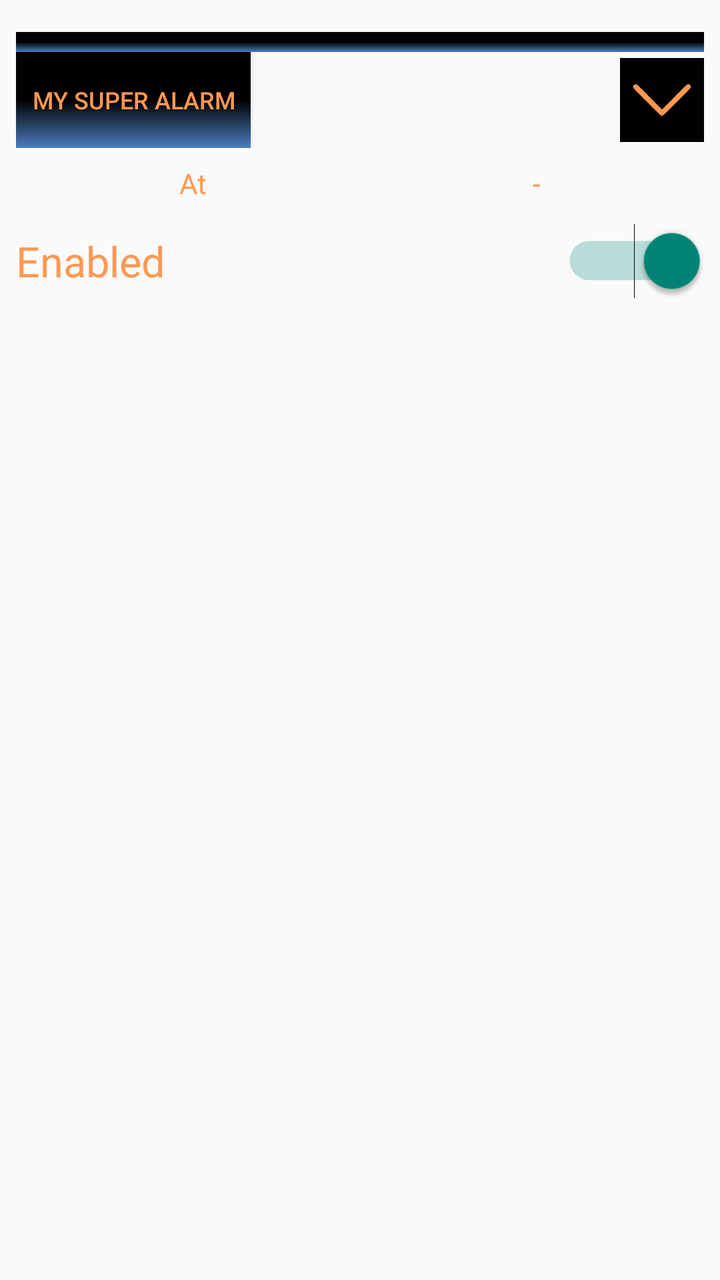
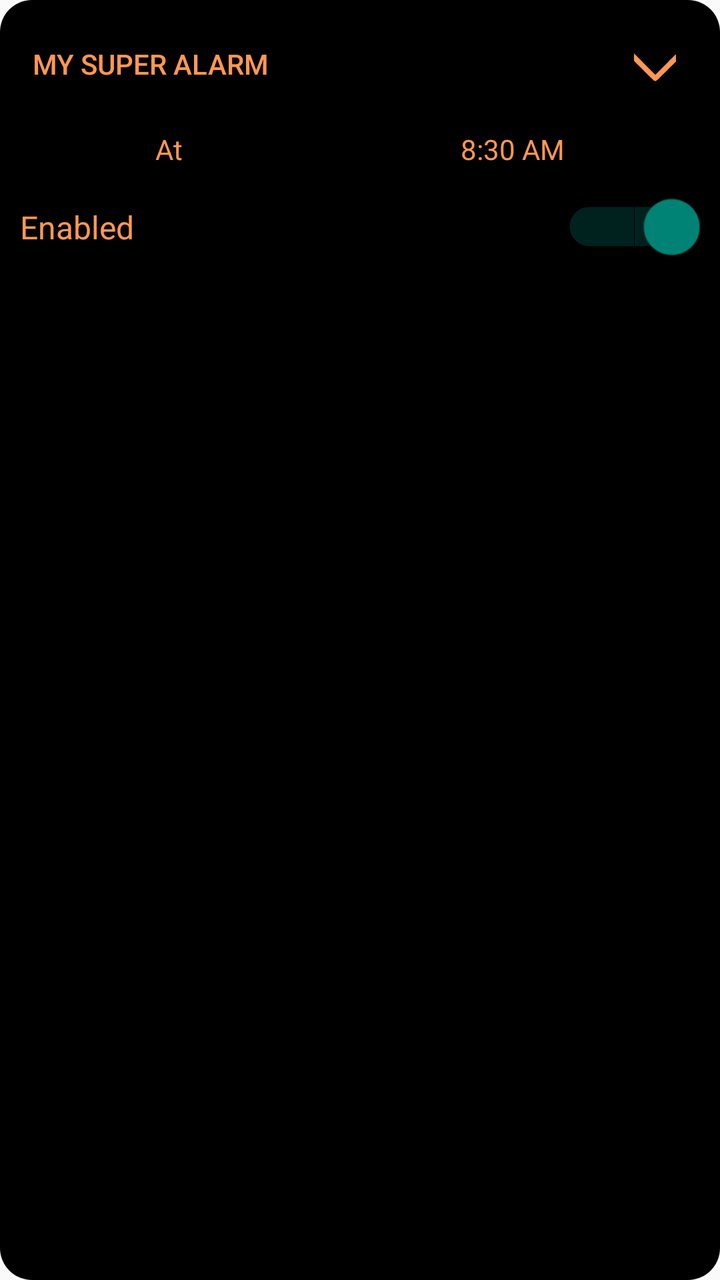

The first picture is an Android layout as it rendered before a commit; the second is the same layout after the commit. The layout source and the unified diff follow.
<!-- AndroidManifest.xml: application theme Theme.MyApplication -->
<!-- res/layout/alarm_item_short.xml -->
<?xml version="1.0" encoding="utf-8"?>
<LinearLayout
    xmlns:android="http://schemas.android.com/apk/res/android"
    android:id="@+id/alarmContainer"
    android:layout_width="match_parent"
    android:layout_height="wrap_content"
    android:orientation="vertical"
    android:paddingVertical="16dp"
    android:paddingHorizontal="8dp"
    android:layout_marginBottom="8dp"
    android:backgroundTint="@color/night">

    <LinearLayout
        android:layout_width="match_parent"
        android:layout_height="10dp"
        android:background="@drawable/alarm_background"/>

    <RelativeLayout
        android:id="@+id/alarmBanner"
        android:layout_width="match_parent"
        android:layout_height="wrap_content"
        android:orientation="horizontal">

    <Button
        android:id="@+id/textViewAlarmLabel"
        android:layout_width="wrap_content"
        android:background="@drawable/alarm_background"
        android:layout_height="wrap_content"
        android:text="My Super Alarm"
        android:textSize="12dp"
        android:textColor="@color/primary"
        android:padding="8dp"
        android:layout_alignParentStart="true"/>

        <ImageButton
            android:id="@+id/expandButton"
            android:layout_width="42dp"
            android:layout_height="42dp"
            android:background="@color/night"
            android:src="@drawable/down_arrow"
            android:paddingHorizontal="8dp"
            android:layout_alignParentEnd="true"
            android:layout_centerInParent="true"/>
    </RelativeLayout>
    

    <LinearLayout
        android:id="@+id/timePickRaw"
        android:layout_width="match_parent"
        android:layout_height="wrap_content"
        android:orientation="horizontal"
        android:paddingVertical="8dp">

        <TextView
            android:id="@+id/tvAlarmTime0"
            android:layout_width="wrap_content"
            android:layout_height="match_parent"
            android:layout_weight="1"
            android:gravity="center"
            android:text="At"
            android:textColor="@color/primary" />

        <TextView
            android:id="@+id/tvAlarmTime1"
            android:layout_width="wrap_content"
            android:layout_height="match_parent"
            android:layout_weight="1"
            android:text="00:00"
            android:padding="8dp"
            android:layout_margin="8dp"
            android:textColor="@color/primary"
            android:visibility="gone"/>
            <TextView
                android:id="@+id/tvAlarmTime2"
                android:layout_width="wrap_content"
                android:layout_height="match_parent"
                android:layout_weight="1"
                android:text="-"
                android:gravity="center"
                android:textColor="@color/primary"/>

        <TextView
            android:id="@+id/tvAlarmTime3"
            android:layout_width="wrap_content"
            android:layout_height="match_parent"
            android:layout_weight="1"
            android:gravity="center"
            android:text="00:00 AM"
            android:textColor="@color/primary"
            android:visibility="gone"/>

        <TextView
            android:id="@+id/tvAlarmTime4"
            android:layout_width="wrap_content"
            android:layout_height="match_parent"
            android:layout_weight="1"
            android:gravity="center"
            android:text="00:00 AM"
            android:textColor="@color/primary"
            android:visibility="gone"/>

        <TextView
            android:id="@+id/tvAlarmTime5"
            android:layout_width="wrap_content"
            android:layout_height="match_parent"
            android:layout_weight="1"
            android:gravity="center"
            android:text="00:00 AM"
            android:textColor="@color/primary"
            android:visibility="gone"/>

    </LinearLayout>
    <TextView
        android:layout_width="match_parent"
        android:layout_height="wrap_content"
        android:id="@+id/calculatedTime"
        android:textSize="42dp"
        android:visibility="gone"
        android:textColor="@color/primary"/>

    <RelativeLayout
        android:layout_width="match_parent"
        android:layout_height="wrap_content">

        <TextView
            android:id="@+id/tvAlarmEnabled"
            android:layout_width="wrap_content"
            android:layout_height="wrap_content"
            android:text="Enabled"
            android:textSize="21dp"
            android:textColor="@color/primary"
            android:layout_alignParentLeft="true"
            android:layout_centerInParent="true"/>

        <Switch
            android:id="@+id/switchAlarmEnabled"
            android:layout_width="wrap_content"
            android:layout_height="wrap_content"
            android:scaleX="1.4"
            android:scaleY="1.4"
            android:checked="true"
            android:textColor="@color/primary"
            android:layout_alignParentRight="true"
            android:layout_margin="8dp"/>

    </RelativeLayout>
    <include layout="@layout/alarm_item_extended"
        android:id="@+id/alarmExtension"
        android:visibility="gone"
        />
</LinearLayout>
<!-- res/layout/alarm_item_extended.xml (included above) -->
<?xml version="1.0" encoding="utf-8"?>
<LinearLayout
    xmlns:android="http://schemas.android.com/apk/res/android"
    android:layout_width="match_parent"
    android:layout_height="wrap_content"
    android:orientation="vertical"
    android:layout_marginBottom="1dp">

    <TextView
        android:layout_height="wrap_content"
         android:layout_width="match_parent"
        android:text="Repeats On"
        android:textSize="17dp"
        android:textColor="@color/primary"/>

    <LinearLayout
        android:id="@+id/daysOfWeekLayout"
        android:layout_width="match_parent"
        android:layout_height="wrap_content"
        android:layout_centerHorizontal="true"
        android:paddingVertical="12dp"
        android:orientation="horizontal">

        <Button
            android:id="@+id/sundayButton"
            android:layout_width="0dp"
            android:layout_height="wrap_content"
            android:layout_weight="1"
            android:text="S"
            android:textColor="#ff9853"
            android:background="@drawable/rounded_button"
            android:layout_marginHorizontal="3dp"
            android:textStyle="bold"/>

        <Button
            android:id="@+id/mondayButton"
            android:layout_width="0dp"
            android:layout_height="wrap_content"
            android:layout_weight="1"
            android:text="M"
            android:textColor="#ff9853"
            android:background="@drawable/rounded_button"
            android:layout_marginHorizontal="3dp"
            android:textStyle="bold"/>

        <Button
            android:id="@+id/tuesdayButton"
            android:layout_width="0dp"
            android:layout_height="wrap_content"
            android:layout_weight="1"
            android:text="T"
            android:textColor="#ff9853"
            android:background="@drawable/rounded_button"
            android:layout_marginHorizontal="3dp"
            android:textStyle="bold"/>

        <Button
            android:id="@+id/wednesdayButton"
            android:layout_width="0dp"
            android:layout_height="wrap_content"
            android:layout_weight="1"
            android:text="W"
            android:textColor="#ff9853"
            android:background="@drawable/rounded_button"
            android:layout_marginHorizontal="3dp"
            android:textStyle="bold"/>

        <Button
            android:id="@+id/thursdayButton"
            android:layout_width="0dp"
            android:layout_height="wrap_content"
            android:layout_weight="1"
            android:text="T"
            android:textColor="#ff9853"
            android:background="@drawable/rounded_button"
            android:layout_marginHorizontal="3dp"
            android:textStyle="bold"/>

        <Button
            android:id="@+id/fridayButton"
            android:layout_width="0dp"
            android:layout_height="wrap_content"
            android:layout_weight="1"
            android:text="F"
            android:textColor="#ff9853"
            android:background="@drawable/rounded_button"
            android:layout_marginHorizontal="3dp"
            android:textStyle="bold"/>

        <Button
            android:id="@+id/saturdayButton"
            android:layout_width="0dp"
            android:layout_height="wrap_content"
            android:layout_weight="1"
            android:text="S"
            android:textColor="#ff9853"
            android:background="@drawable/rounded_button"
            android:layout_marginHorizontal="3dp"
            android:textStyle="bold"/>
    </LinearLayout>

    <LinearLayout
        android:id="@+id/layoutRingtone"
        android:layout_width="match_parent"
        android:layout_height="wrap_content"
        android:paddingVertical="6dp">


        <ImageButton
            android:id="@+id/buttonRingtone"
            android:layout_width="wrap_content"
            android:layout_height="match_parent"
            android:src="@drawable/music"
            android:onClick="deleteAlarm"
            android:background="@color/black"
            android:textColor="@color/primary"/>

        <TextView
            android:id="@+id/ringtoneTitle"
            android:layout_width="wrap_content"
            android:layout_height="match_parent"
            android:text="Default Ringtone"
            android:textColor="@color/primary"
            android:textSize="18dp"
            android:paddingHorizontal="6dp"
            android:gravity="center"/>
    </LinearLayout>

    
    <LinearLayout
        android:layout_width="match_parent"
        android:layout_height="wrap_content"
        android:paddingVertical="6dp">


    <CheckBox
        android:id="@+id/checkBoxVibrate"
        android:layout_width="wrap_content"
        android:layout_height="wrap_content"
        android:background="@color/black"
        android:textColor="@color/primary"
        android:scaleX="1.4"
        android:scaleY="1.4"
        android:checked="true"/>

        <TextView
            android:layout_width="wrap_content"
            android:layout_height="match_parent"
            android:text="Vibrate"
            android:textColor="@color/primary"
            android:textSize="18dp"
            android:paddingHorizontal="6dp"
            android:gravity="center"/>
    </LinearLayout>
    
    <LinearLayout
        android:layout_height="wrap_content"
        android:layout_width="match_parent"
        android:paddingVertical="6dp">
    <ImageButton
        android:id="@+id/buttonDelete"
        android:layout_width="wrap_content"
        android:layout_height="match_parent"
        android:src="@drawable/bin"
        android:onClick="deleteAlarm"
        android:background="@color/black"
        android:textColor="@color/primary"/>

        <TextView
            android:id="@+id/buttonDeleteText"
            android:layout_width="wrap_content"
            android:layout_height="match_parent"
            android:text="Delete"
            android:textColor="@color/primary"
            android:textSize="18dp"
            android:paddingHorizontal="6dp"
            android:gravity="center"/>
    </LinearLayout>
</LinearLayout>
<!-- resources referenced by this layout -->
<resources>
  <color name="black">#FF000000</color>
  <color name="night">#000000</color>
  <color name="primary">#FF9853</color>
  <!-- drawable alarm_background (drawable) -->
  <?xml version="1.0" encoding="utf-8"?>
  <shape
      xmlns:android="http://schemas.android.com/apk/res/android">
      <gradient
          android:startColor="@color/night"
          android:centerColor="@color/night"
          android:endColor="@color/nautical"
          android:angle="270" />
  </shape>
  <!-- drawable bin: vector/xml drawable (drawable, 2403 chars, omitted) -->
  <!-- drawable down_arrow (drawable) -->
  <vector xmlns:android="http://schemas.android.com/apk/res/android"
      android:width="42dp"
      android:height="42dp"
      android:viewportWidth="512"
      android:viewportHeight="512">
    <path
        android:pathData="M89.5,161.4c-6.7,2.9 -10.5,10.5 -9,18.3 0.6,3.4 10,13.1 84.3,87.5 74.4,74.3 84.1,83.7 87.5,84.3 9.4,1.8 3.9,6.6 94.9,-84.3 90.9,-90.9 86.1,-85.5 84.3,-94.9 -0.9,-4.9 -6.9,-10.9 -11.8,-11.8 -9.4,-1.8 -4.6,-5.9 -87.5,76.8l-76.2,76.2 -75.8,-75.7c-42.4,-42.4 -76.9,-76.2 -78.5,-76.8 -3.8,-1.4 -8.5,-1.2 -12.2,0.4z"
        android:fillColor="@color/primary"
        android:strokeColor="#00000000"/>
  </vector>
  <!-- drawable music: vector/xml drawable (drawable, 8202 chars, omitted) -->
  <!-- drawable rounded_button (drawable) -->
  <shape xmlns:android="http://schemas.android.com/apk/res/android">
      <corners android:radius="400sp" />
      <stroke
          android:width="2sp"
          android:height="2sp"
          android:color="@color/secondary" />
      <solid android:color="@color/background" /> 
  </shape>
  <style name="Theme.MyApplication" parent="android:Theme.Material.Light.NoActionBar" />
  <color name="nautical">#4B7DBF</color>
  <color name="secondary">#B66D00</color>
  <color name="background">#000000</color>
</resources>

<!-- the commit's change to res/layout/alarm_item_short.xml (unified diff, before → after) -->
@@ -1,47 +1,49 @@
 <?xml version="1.0" encoding="utf-8"?>
 <LinearLayout
     xmlns:android="http://schemas.android.com/apk/res/android"
+    xmlns:app="http://schemas.android.com/apk/res-auto"
+    xmlns:tools="http://schemas.android.com/tools"
     android:id="@+id/alarmContainer"
     android:layout_width="match_parent"
     android:layout_height="wrap_content"
     android:orientation="vertical"
-    android:paddingVertical="16dp"
-    android:paddingHorizontal="8dp"
-    android:layout_marginBottom="8dp"
-    android:backgroundTint="@color/night">
-
-    <LinearLayout
-        android:layout_width="match_parent"
-        android:layout_height="10dp"
-        android:background="@drawable/alarm_background"/>
-
-    <RelativeLayout
+    android:layout_margin="4dp"
+    android:padding="8dp"
+    android:background="@drawable/rounded_background">
+
+    <androidx.constraintlayout.widget.ConstraintLayout
         android:id="@+id/alarmBanner"
         android:layout_width="match_parent"
         android:layout_height="wrap_content"
         android:orientation="horizontal">
 
-    <Button
-        android:id="@+id/textViewAlarmLabel"
-        android:layout_width="wrap_content"
-        android:background="@drawable/alarm_background"
-        android:layout_height="wrap_content"
-        android:text="My Super Alarm"
-        android:textSize="12dp"
-        android:textColor="@color/primary"
-        android:padding="8dp"
-        android:layout_alignParentStart="true"/>
+        <Button
+            android:id="@+id/textViewAlarmLabel"
+            android:layout_width="wrap_content"
+            android:layout_height="wrap_content"
+            android:background="@color/background"
+            android:padding="8dp"
+            android:text="My Super Alarm"
+            android:textColor="@color/primary"
+            android:textSize="14dp"
+            app:layout_constraintStart_toStartOf="parent"
+            app:layout_constraintTop_toTopOf="parent" />
 
         <ImageButton
             android:id="@+id/expandButton"
-            android:layout_width="42dp"
-            android:layout_height="42dp"
+            android:layout_height="21dp"
+            android:layout_width="21dp"
+            android:layout_centerHorizontal="true"
+            android:layout_centerVertical="true"
+            android:layout_margin="14dp"
+            android:padding="21dp"
             android:background="@color/night"
             android:src="@drawable/down_arrow"
-            android:paddingHorizontal="8dp"
-            android:layout_alignParentEnd="true"
-            android:layout_centerInParent="true"/>
-    </RelativeLayout>
+            app:layout_constraintBottom_toBottomOf="parent"
+            app:layout_constraintEnd_toEndOf="parent"
+            app:layout_constraintLeft_toLeftOf="parent"
+            app:layout_constraintTop_toTopOf="parent" />
+    </androidx.constraintlayout.widget.ConstraintLayout>
     
 
     <LinearLayout
@@ -75,7 +77,7 @@
                 android:layout_width="wrap_content"
                 android:layout_height="match_parent"
                 android:layout_weight="1"
-                android:text="-"
+                android:text="8:30 AM"
                 android:gravity="center"
                 android:textColor="@color/primary"/>
 
@@ -126,22 +128,27 @@
             android:id="@+id/tvAlarmEnabled"
             android:layout_width="wrap_content"
             android:layout_height="wrap_content"
+            android:layout_alignParentLeft="true"
+            android:layout_centerInParent="true"
             android:text="Enabled"
-            android:textSize="21dp"
-            android:textColor="@color/primary"
-            android:layout_alignParentLeft="true"
-            android:layout_centerInParent="true"/>
+            android:textColor="@color/primary"
+            android:textSize="16dp"
+            android:padding="2dp"/>
 
         <Switch
             android:id="@+id/switchAlarmEnabled"
             android:layout_width="wrap_content"
             android:layout_height="wrap_content"
+            android:layout_alignParentRight="true"
+            android:layout_marginStart="8dp"
+            android:layout_marginTop="8dp"
+            android:layout_marginEnd="8dp"
+            android:layout_marginBottom="8dp"
+            android:checked="true"
             android:scaleX="1.4"
             android:scaleY="1.4"
-            android:checked="true"
-            android:textColor="@color/primary"
-            android:layout_alignParentRight="true"
-            android:layout_margin="8dp"/>
+            android:textColor="@color/primary"
+            tools:ignore="TouchTargetSizeCheck" />
 
     </RelativeLayout>
     <include layout="@layout/alarm_item_extended"
<!-- resource entries referenced after the edit -->
@@ -3,16 +3,6 @@
   <color name="black">#FF000000</color>
   <color name="night">#000000</color>
   <color name="primary">#FF9853</color>
-  <!-- drawable alarm_background (drawable) -->
-  <?xml version="1.0" encoding="utf-8"?>
-  <shape
-      xmlns:android="http://schemas.android.com/apk/res/android">
-      <gradient
-          android:startColor="@color/night"
-          android:centerColor="@color/night"
-          android:endColor="@color/nautical"
-          android:angle="270" />
-  </shape>
   <!-- drawable bin: vector/xml drawable (drawable, 2403 chars, omitted) -->
   <!-- drawable down_arrow (drawable) -->
   <vector xmlns:android="http://schemas.android.com/apk/res/android"
@@ -26,6 +16,12 @@
         android:strokeColor="#00000000"/>
   </vector>
   <!-- drawable music: vector/xml drawable (drawable, 8202 chars, omitted) -->
+  <!-- drawable rounded_background (drawable) -->
+  <?xml version="1.0" encoding="utf-8"?>
+  <shape xmlns:android="http://schemas.android.com/apk/res/android">
+      <solid android:color="@color/background" />
+      <corners android:radius="16dp" />
+  </shape>
   <!-- drawable rounded_button (drawable) -->
   <shape xmlns:android="http://schemas.android.com/apk/res/android">
       <corners android:radius="400sp" />
@@ -36,7 +32,6 @@
       <solid android:color="@color/background" /> 
   </shape>
   <style name="Theme.MyApplication" parent="android:Theme.Material.Light.NoActionBar" />
-  <color name="nautical">#4B7DBF</color>
   <color name="secondary">#B66D00</color>
   <color name="background">#000000</color>
 </resources>
